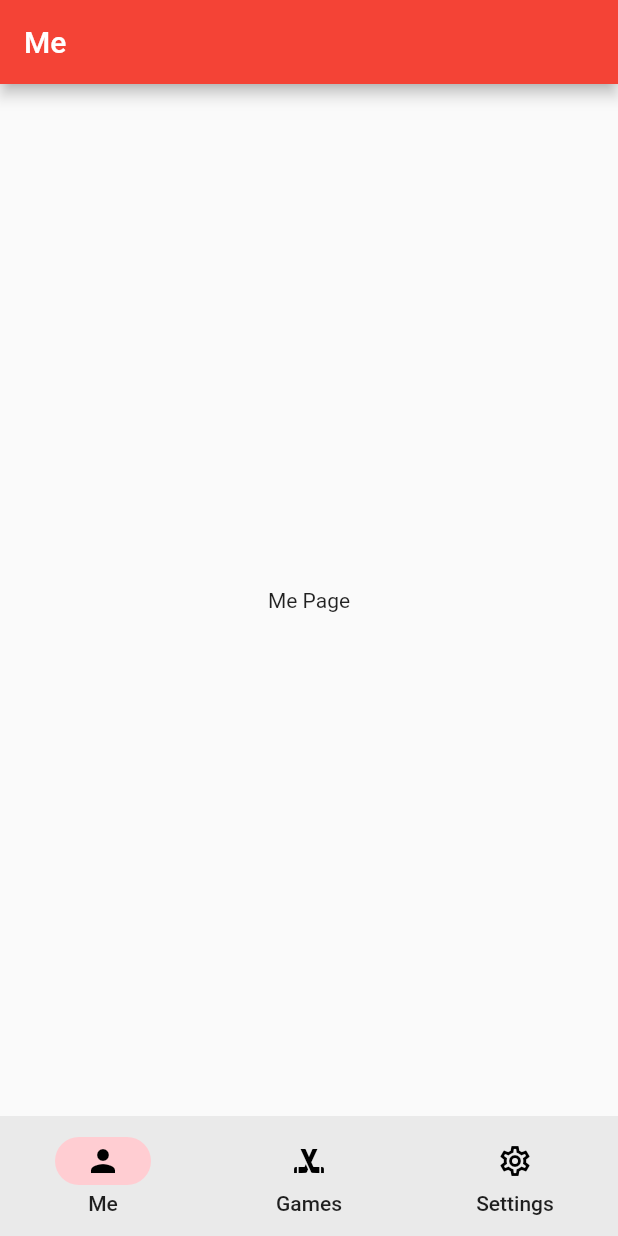
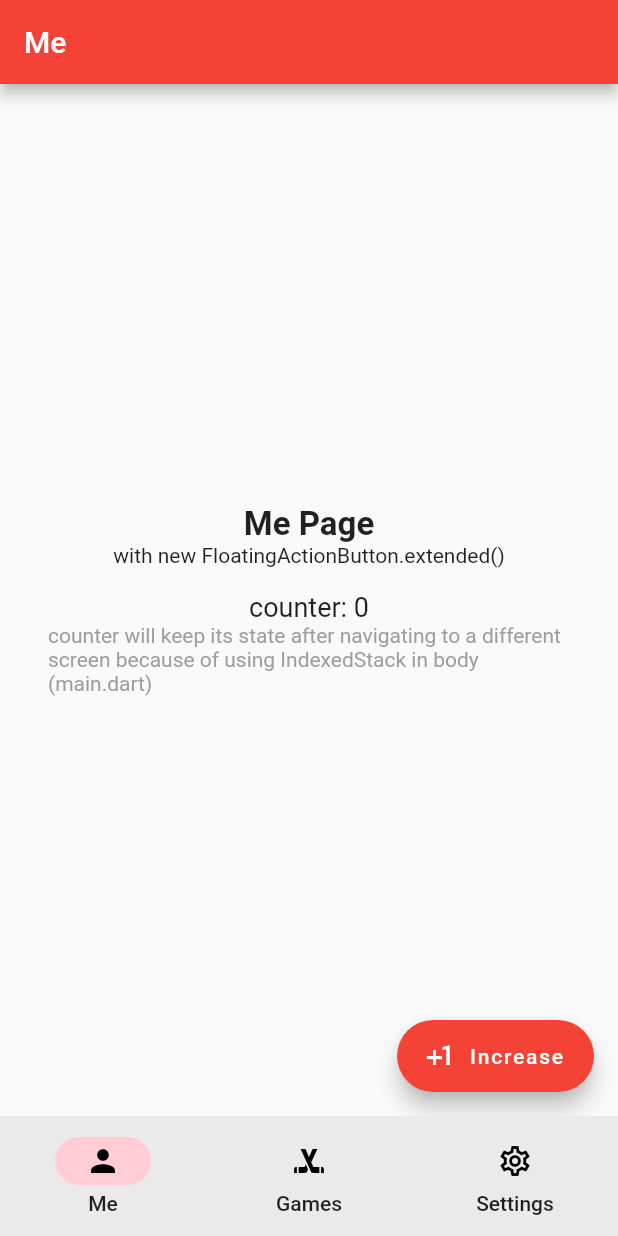
Before and after one commit to Elf80lvl/flutter-materialYouBNB, a Flutter app: the screen it shows after launch, on a phone screen of 412 x 824 dp. Run offline on Flutter 3.47's test engine with Material 2 defaults, Android fonts, the phone set to English and light mode, and no system bars.

Commit message:
FAB added and IndexedStack added

```diff
--- a/lib/main.dart
+++ b/lib/main.dart
@@ -83,7 +83,11 @@ class _MyHomePageState extends State<MyHomePage> {
           ],
         ),
       ),
-      body: screens[index],
+      body: IndexedStack(
+        index: index,
+        children: screens,
+      ),
+      //screens[index],
     );
   }
 }
--- a/lib/pages/me_page.dart
+++ b/lib/pages/me_page.dart
@@ -8,6 +8,8 @@ class Me_Page extends StatefulWidget {
 }
 
 class _Me_PageState extends State<Me_Page> {
+  int counter = 0;
+
   @override
   Widget build(BuildContext context) {
     return Scaffold(
@@ -15,7 +17,51 @@ class _Me_PageState extends State<Me_Page> {
         title: Text('Me'),
       ),
       body: Center(
-        child: Text('Me Page'),
+        child: Padding(
+          padding: const EdgeInsets.symmetric(horizontal: 32),
+          child: Column(
+            mainAxisAlignment: MainAxisAlignment.center,
+            children: [
+              Text(
+                'Me Page',
+                style: TextStyle(fontSize: 22, fontWeight: FontWeight.bold),
+              ),
+              Text('with new FloatingActionButton.extended()'),
+              SizedBox(height: 16),
+              Text(
+                'counter: $counter',
+                style: TextStyle(fontSize: 18),
+              ),
+              Text(
+                'counter will keep its state after navigating to a different screen because of using IndexedStack in body (main.dart)',
+                style: TextStyle(color: Colors.grey),
+              ),
+            ],
+          ),
+        ),
+      ),
+      floatingActionButton: Theme(
+        data: Theme.of(context).copyWith(
+            floatingActionButtonTheme: FloatingActionButtonThemeData(
+                //*increase height of the button
+                //extendedSizeConstraints: BoxConstraints.tightFor(height: 80),
+                )),
+        child: FloatingActionButton.extended(
+          //backgroundColor: Colors.purple,
+          //foregroundColor: Colors.pink,
+          // shape: RoundedRectangleBorder(
+          //   borderRadius: BorderRadius.circular(12),
+          // ),
+          //extendedIconLabelSpacing: 16,
+          //extendedPadding: EdgeInsets.all(24),
+          onPressed: () {
+            setState(() {
+              counter++;
+            });
+          },
+          label: Text('Increase'),
+          icon: Icon(Icons.plus_one),
+        ),
       ),
     );
   }
```
Also changed, not shown: lib/pages/games_page.dart (+14 -1 lines), lib/pages/settings_page.dart (+14 -1 lines).
